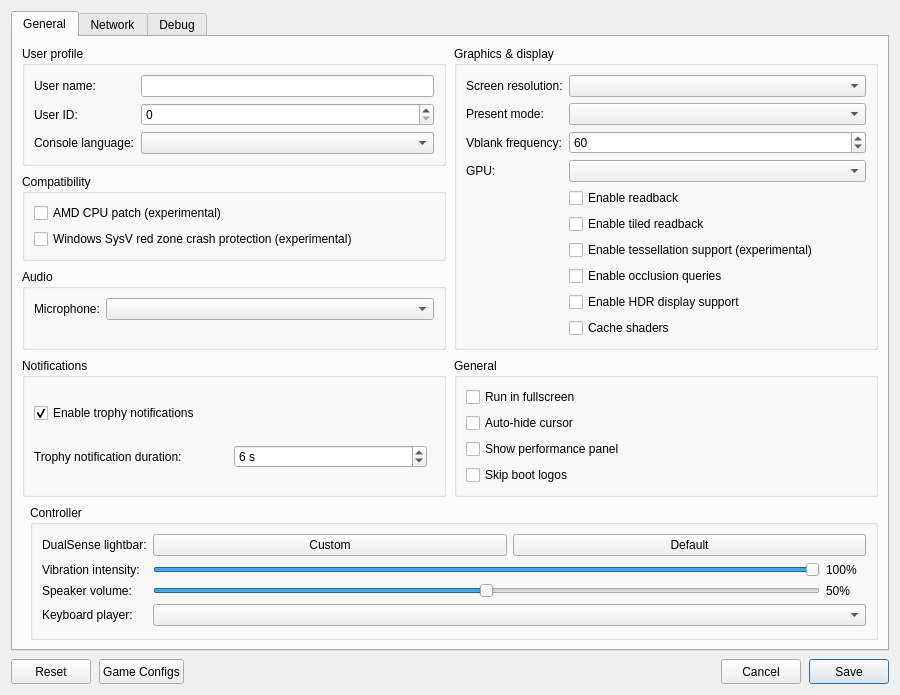
Before: the Qt Designer form src/launcher/forms/configuration_edit_dialog.ui in carbonimax/KytyPS5, drawn with Qt 5.
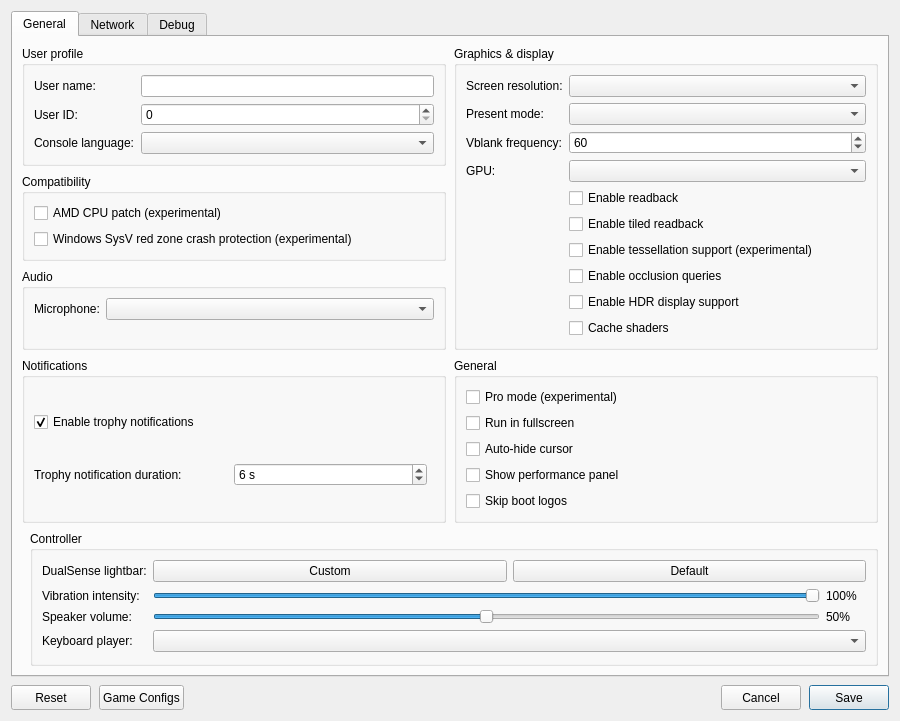
After: the same form once the commit is applied. Custom widgets are drawn as their Qt base class.

Commit message: graphics: add experimental Pro mode and linear PSSR

Diff of the .ui file:
```diff
--- a/src/launcher/forms/configuration_edit_dialog.ui
+++ b/src/launcher/forms/configuration_edit_dialog.ui
@@ -244,6 +244,12 @@
           <widget class="QGroupBox" name="general_group">
            <property name="title"><string>General</string></property>
            <layout class="QVBoxLayout" name="generalLayout">
+            <item>
+             <widget class="QCheckBox" name="checkBox_pro">
+              <property name="toolTip"><string>Enable experimental Pro mode for supported titles. PSSR uses linear scaling. Disabled by default.</string></property>
+              <property name="text"><string>Pro mode (experimental)</string></property>
+             </widget>
+            </item>
             <item>
              <widget class="QCheckBox" name="checkBox_fullscreen">
               <property name="toolTip"><string>Run in borderless desktop fullscreen</string></property>
```
The commit also changes 29 other files.
